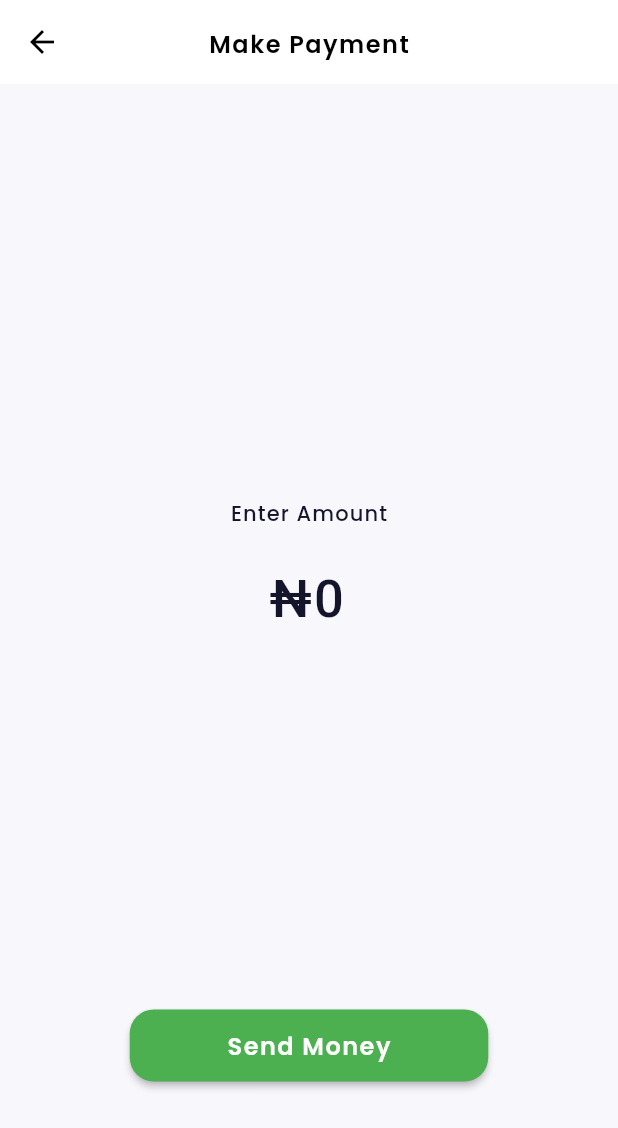
After one commit to seyipaye/bibuain-kuda-app, a Flutter app: the PaymentScreen screen opened by its route, on a phone screen of 412 x 824 dp. The commit adds this screen. Shown: the top 1128 px of the screen. Run offline on Flutter 3.47's test engine with Material 2 defaults, Android fonts, the phone set to English and light mode, and no system bars; our stand-ins replace currency_text_input_formatter, firebase_messaging, flutter_spinkit, flutter_svg, gap, get and 6 more; missing offline and left inert: mobile_scanner; accounts and stored records are empty; network calls fail; statements that could not run were skipped.

```diff
--- a/lib/core/app_routes.dart
+++ b/lib/core/app_routes.dart
@@ -1,11 +1,16 @@
-
 import 'package:get/get.dart';
+import 'package:swift_pay_mobile/presentation/modules/payment/pay/scan_controller.dart';
+import 'package:swift_pay_mobile/presentation/modules/payment/pay/payment_screen.dart';
+import 'package:swift_pay_mobile/presentation/modules/payment/pay/scan_screen.dart';
+import 'package:swift_pay_mobile/presentation/modules/payment/receive/receive_screen.dart';
 import '../domain/repositories/app_repo.dart';
 import '../presentation/modules/auth/signup/signup_controller.dart';
 import '../presentation/modules/auth/signup/signup_screen.dart';
 import '../presentation/modules/home/home_controller.dart';
 import '../presentation/modules/home/home_screen.dart';
 import '../presentation/modules/onboarding/onboarding_screen.dart';
+import '../presentation/modules/payment/pay/payment_controller.dart';
+import '../presentation/modules/payment/receive/receive_controller.dart';
 
 class Routes {
   // Auth
@@ -22,7 +27,9 @@ class Routes {
   // Home
   static const home = '/home';
   static const homeSection = '/homeSection';
-  static const recievePayment = '/recievePayment';
+  static const receivePayment = '/receivePayment';
+  static const scanCode = '/scanCode';
+  static const makePayment = '/makePayment';
 
   static const profilePrompt = '/profilePrompt';
   static const profileSetup = '/resturantProfile';
@@ -187,6 +194,30 @@ class AppPages {
         Get.put(AppRepository());
         Get.put(HomeScreenController());
         Get.put(HomePageController());
+      }),
+    ),
+    GetPage(
+      name: Routes.receivePayment,
+      page: () => ReceiveScreen(),
+      transition: Transition.circularReveal,
+      binding: BindingsBuilder(() {
+        Get.put(ReceiveController());
+      }),
+    ),
+    GetPage(
+      name: Routes.scanCode,
+      page: () => ScanScreen(),
+      transition: Transition.circularReveal,
+      binding: BindingsBuilder(() {
+        Get.put(ScanController());
+      }),
+    ),
+    GetPage(
+      name: Routes.makePayment,
+      page: () => PaymentScreen(),
+      transition: Transition.zoom,
+      binding: BindingsBuilder(() {
+        Get.put(PaymentController());
       }),
     ),
     //   GetPage(
--- a/lib/data/user/user.dart
+++ b/lib/data/user/user.dart
@@ -15,6 +15,7 @@ class User {
   // Optional info
   String? password;
   Token? token;
+  Wallet? wallet;
   User({
     this.email,
     this.phone,
@@ -22,6 +23,7 @@ class User {
     this.id,
     this.password,
     this.token,
+    this.wallet,
   });
 
   factory User.fromJson(Map<String, dynamic> json) => _$UserFromJson(json);
@@ -44,6 +46,7 @@ class User {
     return this.customerProfile?.email;
   } */
 
+
   User copyWith({
     String? email,
     String? phone,
@@ -51,6 +54,7 @@ class User {
     String? id,
     String? password,
     Token? token,
+    Wallet? wallet,
   }) {
     return User(
       email: email ?? this.email,
@@ -59,6 +63,7 @@ class User {
       id: id ?? this.id,
       password: password ?? this.password,
       token: token ?? this.token,
+      wallet: wallet ?? this.wallet,
     );
   }
 }
--- a/lib/main.dart
+++ b/lib/main.dart
@@ -18,6 +18,7 @@ Future _initializeUser() async {
   // Check if there is a User
   final user = AppSharedPrefs.instance.user;
   if (user != null) {
+    initialRoute = Routes.home;
     // if (user.type == UserType.vendor && user.vendorProfile != null ||
     //     user.unverifiedVendorProfile != null) {
     //   initialRoute = Routes.dashboard;
@@ -122,8 +123,8 @@ class _MyAppState extends State<MyApp> {
     return GetMaterialApp(
       title: 'Swift Pay',
       debugShowCheckedModeBanner: false,
-      //initialRoute: Routes.customerTypeScreen,
-      initialRoute: initialRoute,
+      initialRoute: Routes.signup,
+      //initialRoute: initialRoute,
       initialBinding: BindingsBuilder(
         () {
           // It is mandatory for all of these to be initialized for the effectual running of the app
--- /dev/null
+++ b/lib/presentation/modules/payment/pay/payment_screen.dart
@@ -0,0 +1,65 @@
+import 'package:currency_text_input_formatter/currency_text_input_formatter.dart';
+import 'package:flutter/material.dart';
+import 'package:flutter/services.dart';
+import 'package:gap/gap.dart';
+import 'package:get/get.dart';
+import 'package:google_fonts/google_fonts.dart';
+import 'package:mobile_scanner/mobile_scanner.dart';
+import 'package:swift_pay_mobile/presentation/utils/colors.dart';
+import '../../../widgets/column_pro.dart';
+import 'payment_controller.dart';
+
+class PaymentScreen extends GetView<PaymentController> {
+  PaymentScreen({Key? key}) : super(key: key);
+
+  @override
+  Widget build(BuildContext context) {
+    return Scaffold(
+      appBar: AppBar(
+        title: Text('Make Payment'),
+      ),
+      body: Form(
+        key: controller.formKey,
+        child: Column(
+          crossAxisAlignment: CrossAxisAlignment.center,
+          mainAxisAlignment: MainAxisAlignment.spaceEvenly,
+          children: [
+            Gap(50),
+            Container(
+              margin: EdgeInsets.all(20),
+              alignment: Alignment.center,
+              child: Column(
+                children: [
+                  Text('Enter Amount'),
+                  Gap(10),
+                  TextFormField(
+                    decoration: InputDecoration(
+                      border: InputBorder.none,
+                      enabledBorder: InputBorder.none,
+                      focusedBorder: InputBorder.none,
+                      errorBorder: InputBorder.none,
+                      disabledBorder: InputBorder.none,
+                    ),
+                    style: GoogleFonts.getFont(
+                      'Roboto',
+                      fontSize: 35,
+                      fontWeight: FontWeight.w500,
+                      letterSpacing: 1.5,
+                    ),
+                    textAlign: TextAlign.center,
+                    initialValue: controller.formatter.format('0'),
+                    inputFormatters: <TextInputFormatter>[controller.formatter],
+                    keyboardType: TextInputType.number,
+                  ),
+                ],
+              ),
+            ),
+            Gap(20),
+            ElevatedButton(
+                onPressed: controller.sendMoney, child: Text('Send Money'))
+          ],
+        ),
+      ),
+    );
+  }
+}
--- a/lib/presentation/utils/colors.dart
+++ b/lib/presentation/utils/colors.dart
@@ -27,7 +27,9 @@ class AppColors {
 
   static const Color offset = Color(0x14323247);
 
-  static const MaterialColor primary = MaterialColor(
+  static const MaterialColor primary = Colors.green;
+
+  static const MaterialColor primary1 = MaterialColor(
     _primaryValue,
     <int, Color>{
       50: Color(0xFFfff7f1),
--- a/lib/presentation/utils/strings.dart
+++ b/lib/presentation/utils/strings.dart
@@ -1,7 +1,8 @@
 import '../../main.dart';
 
-const String stagingDomain = 'http://0.0.0.0:4455';
-const String liveDomain = 'http://0.0.0.0:4455';
+const String stagingDomain = 'https://smart-backend.onrender.com';
+const String liveDomain =
+    'https://smart-backend.onrender.com'; //'http://0.0.0.0:4455';
 
 const String stagingURL = "$stagingDomain/api/v1";
 const String liveURL = '$liveDomain/api/v1';
```
Also changed, not shown: lib/domain/providers/auth_api_provider.dart (+21 -1 lines), lib/domain/repositories/auth_repo.dart (+12 -1 lines), lib/presentation/modules/home/home_controller.dart (+5 -4 lines), lib/presentation/modules/home/home_page.dart (+10 -3 lines), lib/presentation/modules/payment/pay/payment_controller.dart (added, +70 -0 lines), lib/presentation/modules/payment/pay/scan_controller.dart (added, +58 -0 lines), lib/presentation/modules/payment/pay/scan_screen.dart (added, +65 -0 lines), lib/presentation/modules/payment/receive/receive_controller.dart (added, +36 -0 lines), lib/presentation/modules/payment/receive/receive_screen.dart (added, +69 -0 lines), pubspec.yaml (+5 -18 lines), lib/data/user/user.g.dart, pubspec.lock, 9 other files. Lines whose indentation alone changed are shown as unchanged.
